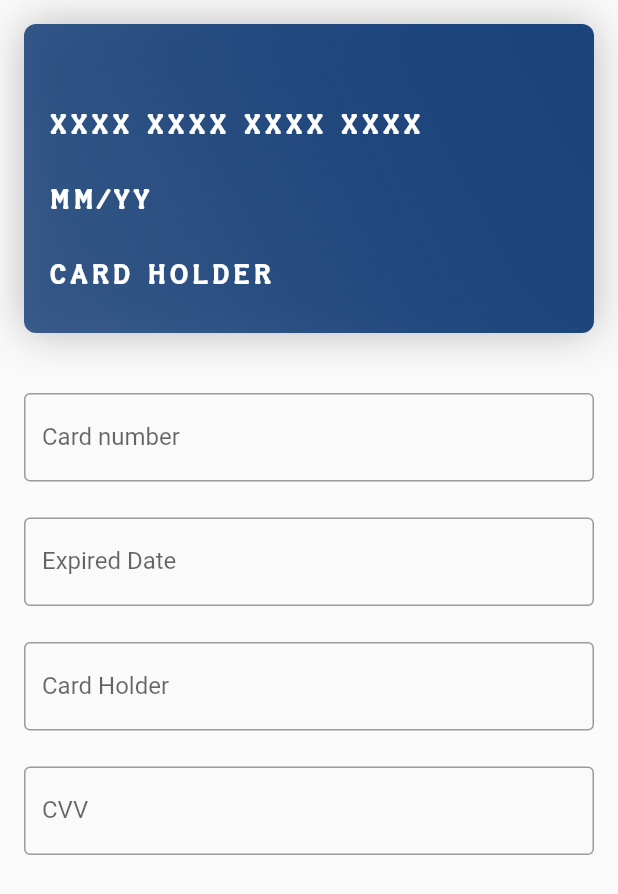
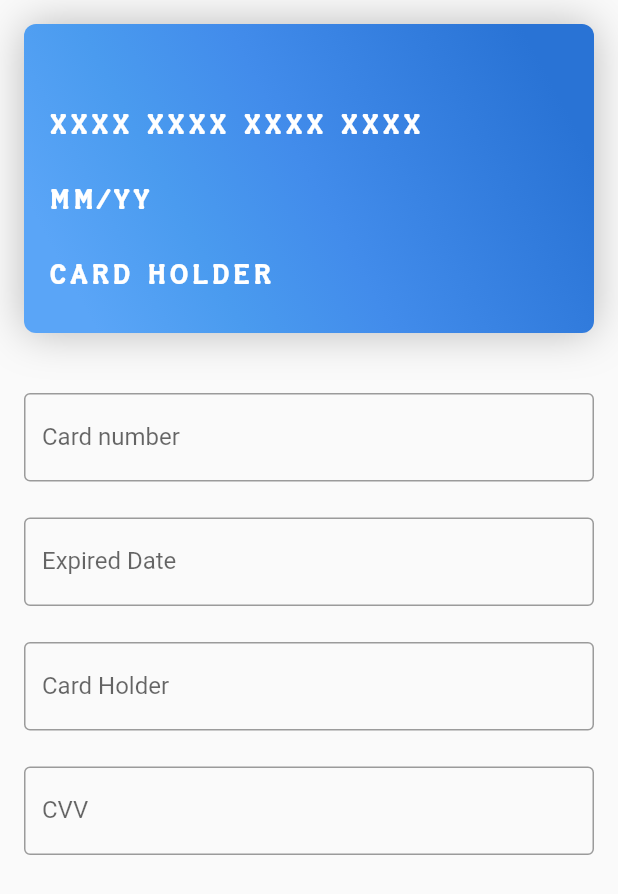
Before and after one commit to agilejune/flutter-creditCard, a Flutter app: the screen it shows after launch, on a phone screen of 412 x 824 dp. Shown: the top 894 px of the screen. Run offline on Flutter 3.47's test engine with Material 2 defaults, Android fonts, the phone set to English and light mode, and no system bars; statements that could not run were skipped.

Commit message:
cvv hint length check as per card type

```diff
--- a/example/lib/main.dart
+++ b/example/lib/main.dart
@@ -36,7 +36,7 @@ class _MyHomePageState extends State<MyHomePage> {
   TextEditingController _expiryDateController =
       MaskedTextController(mask: "00/00");
   TextEditingController _cardHolderNameController = TextEditingController();
-  TextEditingController _cvvCodeController = MaskedTextController(mask: "000");
+  TextEditingController _cvvCodeController = MaskedTextController(mask: "0000");
 
   FocusNode cvvFocusNode = FocusNode();
 
@@ -147,9 +147,10 @@ class _MyHomePageState extends State<MyHomePage> {
                           focusNode: cvvFocusNode,
                           controller: _cvvCodeController,
                           decoration: InputDecoration(
-                              border: OutlineInputBorder(),
-                              labelText: "CVV",
-                              hintText: "XXX"),
+                            border: OutlineInputBorder(),
+                            labelText: "CVV",
+                            hintText: "XXXX",
+                          ),
                           keyboardType: TextInputType.number,
                           textInputAction: TextInputAction.done,
                           onChanged: (text) {
--- a/lib/flutter_credit_card.dart
+++ b/lib/flutter_credit_card.dart
@@ -10,7 +10,7 @@ class CreditCardWidget extends StatefulWidget {
   final String cardHolderName;
   final String cvvCode;
   final TextStyle textStyle;
-  final Color cardbgColor;
+  final Gradient backgroundGradientColor;
   final bool showBackView;
   final Duration animationDuration;
   final double height;
@@ -27,8 +27,19 @@ class CreditCardWidget extends StatefulWidget {
     this.height,
     this.width,
     this.textStyle,
-    this.cardbgColor = const Color(0xff1b447b),
-
+    this.backgroundGradientColor = const LinearGradient(
+      // Where the linear gradient begins and ends
+      begin: Alignment.topRight,
+      end: Alignment.bottomLeft,
+      // Add one stop for each color. Stops should increase from 0 to 1
+      stops: const [0.1, 0.5, 0.7, 0.9],
+      colors: const [
+        Color(0xff2973d5),
+        Color(0xff428ceb),
+        Color(0xff4a9bef),
+        Color(0xff5aa5f7),
+      ],
+    ),
   })  : assert(cardNumber != null),
         assert(showBackView != null),
         super(key: key);
@@ -42,7 +53,8 @@ class _CreditCardWidgetState extends State<CreditCardWidget>
   AnimationController controller;
   Animation<double> _frontRotation;
   Animation<double> _backRotation;
-  Gradient backgroundGradientColor;
+
+  bool isAmex = false;
 
   @override
   void initState() {
@@ -52,20 +64,6 @@ class _CreditCardWidgetState extends State<CreditCardWidget>
     controller = AnimationController(
       duration: widget.animationDuration,
       vsync: this,
-    );
-
-    backgroundGradientColor = LinearGradient(
-      // Where the linear gradient begins and ends
-      begin: Alignment.topRight,
-      end: Alignment.bottomLeft,
-      // Add one stop for each color. Stops should increase from 0 to 1
-      stops: const [0.1, 0.4, 0.7, 0.9],
-      colors:  [
-        widget.cardbgColor.withOpacity(1),
-        widget.cardbgColor.withOpacity(0.97),
-        widget.cardbgColor.withOpacity(0.90),
-        widget.cardbgColor.withOpacity(0.86),
-      ],
     );
 
     ///Initialize the Front to back rotation tween sequence.
@@ -163,7 +161,7 @@ class _CreditCardWidgetState extends State<CreditCardWidget>
         boxShadow: [
           BoxShadow(color: Colors.black26, offset: Offset(0, 0), blurRadius: 24)
         ],
-        gradient: backgroundGradientColor,
+        gradient: widget.backgroundGradientColor,
       ),
       margin: const EdgeInsets.all(16),
       width: widget.width ?? width,
@@ -197,13 +195,15 @@ class _CreditCardWidgetState extends State<CreditCardWidget>
                     ),
                   ),
                   Expanded(
-                    flex: 2,
+                    flex: 3,
                     child: Container(
                       color: Colors.white,
                       child: Padding(
                         padding: const EdgeInsets.all(5),
                         child: Text(
-                          widget.cvvCode.isEmpty ? "XXX" : widget.cvvCode,
+                          widget.cvvCode.isEmpty
+                              ? isAmex ? "XXXX" : "XXX"
+                              : widget.cvvCode,
                           maxLines: 1,
                           style: widget.textStyle ?? defaultTextStyle,
                         ),
@@ -259,7 +259,7 @@ class _CreditCardWidgetState extends State<CreditCardWidget>
         boxShadow: [
           BoxShadow(color: Colors.black26, offset: Offset(0, 0), blurRadius: 24)
         ],
-        gradient: backgroundGradientColor,
+        gradient: widget.backgroundGradientColor,
       ),
       width: width,
       height: orientation == Orientation.portrait ? height / 4 : height / 2,
@@ -407,6 +407,7 @@ class _CreditCardWidgetState extends State<CreditCardWidget>
           width: 48,
           package: "flutter_credit_card",
         );
+        isAmex = false;
         break;
 
       case CardType.americanExpress:
@@ -416,6 +417,7 @@ class _CreditCardWidgetState extends State<CreditCardWidget>
           width: 48,
           package: "flutter_credit_card",
         );
+        isAmex = true;
         break;
 
       case CardType.mastercard:
@@ -425,6 +427,7 @@ class _CreditCardWidgetState extends State<CreditCardWidget>
           width: 48,
           package: "flutter_credit_card",
         );
+        isAmex = false;
         break;
 
       case CardType.discover:
@@ -434,6 +437,7 @@ class _CreditCardWidgetState extends State<CreditCardWidget>
           width: 48,
           package: "flutter_credit_card",
         );
+        isAmex = false;
         break;
 
       default:
@@ -441,6 +445,8 @@ class _CreditCardWidgetState extends State<CreditCardWidget>
           height: 48,
           width: 48,
         );
+        isAmex = false;
+        break;
     }
 
     return icon;
```
Also changed, not shown: 1 other file.
